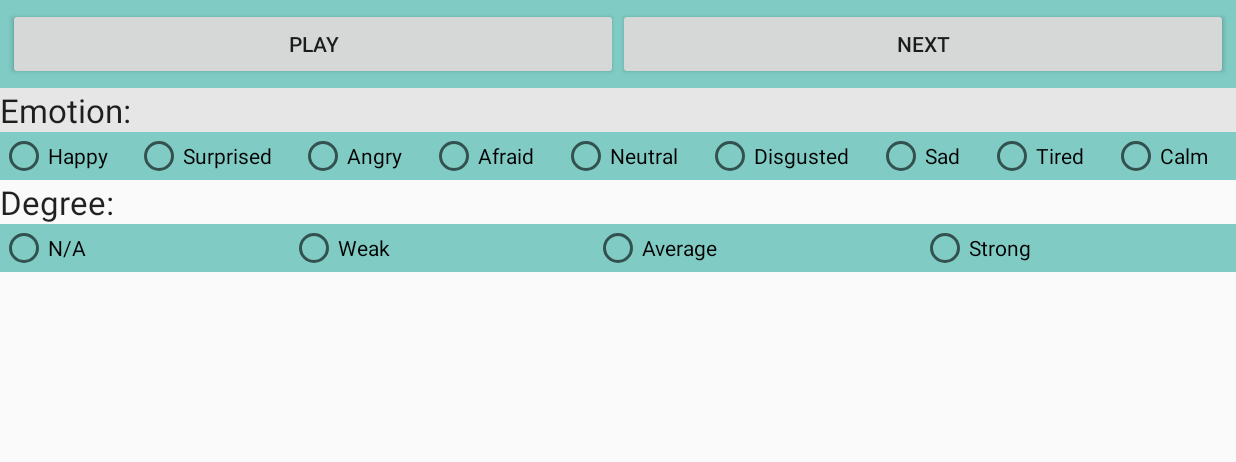
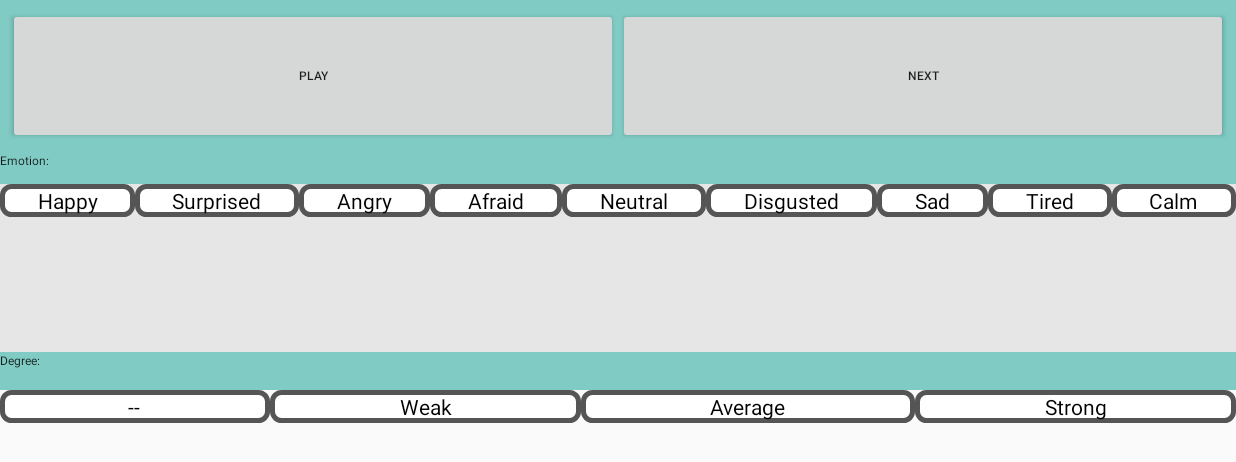
Before and after one commit to wiccy46/EmoSoundRatingControl, an Android app: the Test screen opened directly, with no data from a screen before it, on a phone screen of 824 x 412 dp (held sideways). Shown: the top 462 px of the screen. Run offline under Robolectric (Android 15) with nearby library versions, the phone set to English and light mode, and no system bars.

Commit message:
Completed layout, used drawable to create customised buttons.

```diff
--- a/app/src/main/java/com/jiajunyang/emosoundratingcontrol/MainActivity.java
+++ b/app/src/main/java/com/jiajunyang/emosoundratingcontrol/MainActivity.java
@@ -20,7 +20,7 @@ public class MainActivity extends AppCompatActivity {
 //    // This is for sending messagign.
 //    private OSCPortOut oscPortOut;
 
-    // currently there is a bug that simply click on the number box will trigger the validation?
+    // currently there is shapea bug that simply click on the number box will trigger the validation?
 //    public void enterIP(View view) {
 //        EditText yourIP = (EditText) findViewById(R.id.ip_address);
 //        boolean validIP = true;
@@ -78,7 +78,7 @@ public class MainActivity extends AppCompatActivity {
 //                // Append message
 //                messageToSend.add(Float.toString(x));
 //                messageToSend.add(Float.toString(y));
-//                OSCMessage message = new OSCMessage("/a", messageToSend);
+//                OSCMessage message = new OSCMessage("/shapea", messageToSend);
 //                try{
 //                    // Send messages
 //                    oscPortOut.send(message);
@@ -117,7 +117,7 @@ public class MainActivity extends AppCompatActivity {
     public boolean onOptionsItemSelected(MenuItem item) {
         // Handle action bar item clicks here. The action bar will
         // automatically handle clicks on the Home/Up button, so long
-        // as you specify a parent activity in AndroidManifest.xml.
+        // as you specify shapea parent activity in AndroidManifest.xml.
         int id = item.getItemId();
 
         //noinspection SimplifiableIfStatement
--- /dev/null
+++ b/app/src/main/res/drawable/buttonbackground.xml
@@ -0,0 +1,16 @@
+<?xml version="1.0" encoding="utf-8"?>
+
+<selector xmlns:android="http://schemas.android.com/apk/res/android" >
+    <item
+        android:drawable="@drawable/shapeb"
+        android:state_checked="true"
+        android:state_pressed="true" />
+    <item
+        android:drawable="@drawable/shapea"
+        android:state_pressed="true" />
+    <item
+        android:drawable="@drawable/shapea"
+        android:state_checked="true" />
+    <item
+        android:drawable="@drawable/shapeb" />
+</selector>
--- /dev/null
+++ b/app/src/main/res/drawable/shapea.xml
@@ -0,0 +1,18 @@
+<?xml version="1.0" encoding="utf-8"?>
+
+
+<!--
+     Selected state
+     -->
+
+<shape
+    xmlns:android="http://schemas.android.com/apk/res/android"
+    android:shape="rectangle" >
+    <corners
+        android:radius="6dp" />
+    <solid
+        android:color="#fff" />
+    <stroke
+        android:width="3dp"
+        android:color="#53aade" />
+</shape>
--- /dev/null
+++ b/app/src/main/res/drawable/shapeb.xml
@@ -0,0 +1,16 @@
+<?xml version="1.0" encoding="utf-8"?>
+<!--
+     Regular State
+     -->
+
+<shape
+    xmlns:android="http://schemas.android.com/apk/res/android"
+    android:shape="rectangle" >
+    <corners
+        android:radius="6dp" />
+    <solid
+        android:color="#fff" />
+    <stroke
+        android:width="3dp"
+        android:color="#555555" />
+</shape>
--- a/app/src/main/res/layout/test.xml
+++ b/app/src/main/res/layout/test.xml
@@ -1,7 +1,7 @@
 <?xml version="1.0" encoding="utf-8"?>
 <LinearLayout xmlns:android="http://schemas.android.com/apk/res/android"
     android:layout_width="match_parent"
-    android:layout_height="match_parent"
+    android:layout_height="fill_parent"
     android:weightSum="1"
     android:orientation="vertical"
     android:id="@+id/layoutHolder">
@@ -12,22 +12,27 @@
         android:layout_height="wrap_content"
         android:padding="5dp"
         android:background="@color/accent_material_dark"
-        android:id="@+id/topSection">
+        android:id="@+id/topSection"
+        android:layout_weight="0.15">
 
         <Button
             android:layout_width="fill_parent"
-            android:layout_height="wrap_content"
+            android:layout_height="fill_parent"
             android:id="@+id/playButton"
             android:singleLine="false"
             android:text="@string/playSound"
-            android:layout_weight="1" />
+            android:layout_weight="1"
+            android:layout_gravity="center_vertical"
+            android:textSize="@dimen/abc_action_bar_progress_bar_size" />
 
         <Button
             android:layout_width="fill_parent"
-            android:layout_height="wrap_content"
+            android:layout_height="fill_parent"
             android:text="@string/nextSound"
             android:id="@+id/nextButton"
-            android:layout_weight="1" />
+            android:layout_weight="1"
+            android:layout_gravity="center_vertical"
+            android:textSize="@dimen/abc_action_bar_progress_bar_size" />
     </LinearLayout>
 
     <LinearLayout
@@ -35,20 +40,24 @@
         android:layout_width="fill_parent"
         android:layout_height="wrap_content"
         android:background="@color/design_fab_shadow_mid_color"
-        android:id="@+id/middleSection">
+        android:id="@+id/middleSection"
+        android:layout_weight="0.35">
 
         <TextView
             android:layout_width="fill_parent"
             android:layout_height="wrap_content"
             android:textAppearance="?android:attr/textAppearanceLarge"
             android:id="@+id/emotionTitle"
-            android:text="@string/emotion" />
+            android:text="@string/emotion"
+            android:layout_weight="0.1"
+            android:textSize="@dimen/abc_action_bar_progress_bar_size"
+            android:background="@color/accent_material_dark" />
 
         <LinearLayout
             android:orientation="horizontal"
             android:layout_width="match_parent"
-            android:layout_height="match_parent"
-            android:background="@color/accent_material_dark">
+            android:layout_height="wrap_content"
+            android:layout_weight="0.9">
 
             <RadioGroup
                 android:layout_width="match_parent"
@@ -60,63 +69,99 @@
                     android:layout_height="wrap_content"
                     android:text="@string/happy"
                     android:id="@+id/happyRB"
-                    android:layout_weight="1" />
+                    android:layout_weight="1"
+                    android:background="@drawable/buttonbackground"
+                    android:button="@android:color/transparent"
+                    android:gravity="center"
+                    android:padding="1dp" />
 
                 <RadioButton
                     android:layout_width="wrap_content"
                     android:layout_height="wrap_content"
                     android:text="@string/surprised"
                     android:id="@+id/surprisedRB"
-                    android:layout_weight="1"/>
+                    android:layout_weight="1"
+                    android:background="@drawable/buttonbackground"
+                    android:button="@android:color/transparent"
+                    android:gravity="center"
+                    android:padding="1dp"/>
 
                 <RadioButton
                     android:layout_width="wrap_content"
                     android:layout_height="wrap_content"
                     android:text="@string/angry"
                     android:id="@+id/angryRB"
-                    android:layout_weight="1"/>
+                    android:layout_weight="1"
+                    android:background="@drawable/buttonbackground"
+                    android:button="@android:color/transparent"
+                    android:gravity="center"
+                    android:padding="1dp"/>
 
                 <RadioButton
                     android:layout_width="wrap_content"
                     android:layout_height="wrap_content"
                     android:text="@string/afraid"
                     android:id="@+id/afraidRB"
-                    android:layout_weight="1"/>
+                    android:layout_weight="1"
+                    android:background="@drawable/buttonbackground"
+                    android:button="@android:color/transparent"
+                    android:gravity="center"
+                    android:padding="1dp"/>
 
                 <RadioButton
                     android:layout_width="wrap_content"
                     android:layout_height="wrap_content"
                     android:text="@string/neutral"
                     android:id="@+id/neutralRB"
-                    android:layout_weight="1"/>
+                    android:layout_weight="1"
+                    android:background="@drawable/buttonbackground"
+                    android:button="@android:color/transparent"
+                    android:gravity="center"
+                    android:padding="1dp"/>
 
                 <RadioButton
                     android:layout_width="wrap_content"
                     android:layout_height="wrap_content"
                     android:text="@string/disgusted"
                     android:id="@+id/disgustedRB"
-                    android:layout_weight="1"/>
+                    android:layout_weight="1"
+                    android:background="@drawable/buttonbackground"
+                    android:button="@android:color/transparent"
+                    android:gravity="center"
+                    android:padding="1dp"/>
 
                 <RadioButton
                     android:layout_width="wrap_content"
                     android:layout_height="wrap_content"
                     android:text="@string/sad"
                     android:id="@+id/sadRB"
-                    android:layout_weight="1"/>
+                    android:layout_weight="1"
+                    android:background="@drawable/buttonbackground"
+                    android:button="@android:color/transparent"
+                    android:gravity="center"
+                    android:padding="1dp"/>
 
                 <RadioButton
                     android:layout_width="wrap_content"
                     android:layout_height="wrap_content"
                     android:text="@string/tired"
                     android:id="@+id/tiredRB"
-                    android:layout_weight="1"/>
+                    android:layout_weight="1"
+                    android:background="@drawable/buttonbackground"
+                    android:button="@android:color/transparent"
+                    android:gravity="center"
+                    android:padding="1dp"/>
 
                 <RadioButton
                     android:layout_width="wrap_content"
                     android:layout_height="wrap_content"
                     android:text="@string/calm"
                     android:id="@+id/calmRB"
-                    android:layout_weight="1"/>
+                    android:layout_weight="1"
+                    android:background="@drawable/buttonbackground"
+                    android:button="@android:color/transparent"
+                    android:gravity="center"
+                    android:padding="1dp"/>
             </RadioGroup>
         </LinearLayout>
     </LinearLayout>
@@ -125,20 +170,24 @@
         android:orientation="vertical"
         android:layout_width="fill_parent"
         android:layout_height="wrap_content"
-        android:id="@+id/bottomSection">
+        android:id="@+id/bottomSection"
+        android:layout_weight="0.5">
 
         <TextView
             android:layout_width="fill_parent"
             android:layout_height="wrap_content"
             android:textAppearance="?android:attr/textAppearanceLarge"
             android:text="@string/degree"
-            android:id="@+id/degreeTitle" />
+            android:id="@+id/degreeTitle"
+            android:layout_weight="0.1"
+            android:textSize="@dimen/abc_action_bar_progress_bar_size"
+            android:background="@color/accent_material_dark" />
 
         <LinearLayout
             android:orientation="horizontal"
             android:layout_width="match_parent"
-            android:layout_height="match_parent"
-            android:background="@color/accent_material_dark">
+            android:layout_height="wrap_content"
+            android:layout_weight="0.9">
 
             <RadioGroup
                 android:layout_width="match_parent"
@@ -151,28 +200,46 @@
                     android:layout_height="wrap_content"
                     android:text="@string/na"
                     android:id="@+id/naRB"
-                    android:layout_weight="1" />
+                    android:background="@drawable/buttonbackground"
+                    android:button="@android:color/transparent"
+                    android:layout_weight="1"
+                    android:gravity="center"
+                    android:padding="1dp"/>
 
                 <RadioButton
                     android:layout_width="wrap_content"
                     android:layout_height="wrap_content"
                     android:text="@string/weak"
                     android:id="@+id/weakRB"
-                    android:layout_weight="1"/>
+                    android:background="@drawable/buttonbackground"
+                    android:button="@android:color/transparent"
+                    android:layout_weight="1"
+                    android:gravity="center"
+                    android:padding="1dp"/>
 
                 <RadioButton
                     android:layout_width="wrap_content"
                     android:layout_height="wrap_content"
                     android:text="@string/average"
                     android:id="@+id/averageRB"
-                    android:layout_weight="1"/>
+                    android:layout_weight="1"
+                    android:background="@drawable/buttonbackground"
+                    android:button="@android:color/transparent"
+                    android:gravity="center"
+                    android:padding="1dp"/>
 
                 <RadioButton
                     android:layout_width="wrap_content"
                     android:layout_height="wrap_content"
                     android:text="@string/strong"
                     android:id="@+id/strongRB"
-                    android:layout_weight="1"/>
+                    android:background="@drawable/buttonbackground"
+                    android:button="@android:color/transparent"
+                    android:layout_weight="1"
+                    android:gravity="center"
+                    android:padding="1dp"/>
+
+
 
             </RadioGroup>
         </LinearLayout>
--- a/app/src/main/res/values/strings.xml
+++ b/app/src/main/res/values/strings.xml
@@ -1,5 +1,5 @@
 <resources>
-    <string name="app_name">EmoSoundControl1</string>
+    <string name="app_name">EmoSoundRating</string>
     <string name="action_settings">Settings</string>
     <string name="welcome">Welcome to EmoSonic.</string>
     <string name="enterIPHint">Enter IP:</string>
@@ -17,7 +17,7 @@
     <string name="disgusted">Disgusted</string>
     <string name="afraid">Afraid</string>
     <string name="degree">Degree:</string>
-    <string name="na">N/A</string>
+    <string name="na">--</string>
     <string name="weak">Weak</string>
     <string name="average">Average</string>
     <string name="strong">Strong</string>
```
Also changed, not shown: 1 other file.
